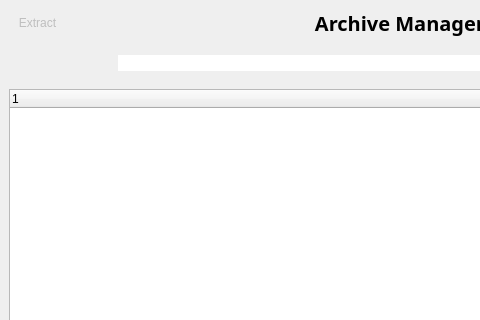
Above: ui_files/mainWindow.ui from ismaildrcn/archiveManager before the change; both pictures show x 0 to 480 and y 0 to 320 of the 800 by 600 pixel window. Below: the same form after it.
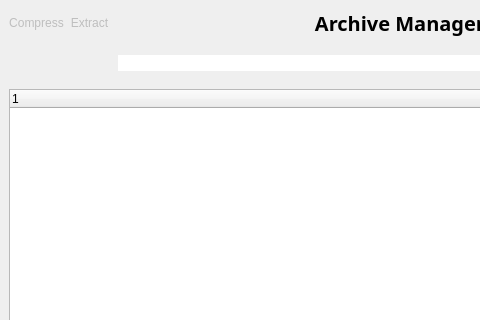
That is the form after the change. Icons and pictures are not drawn.

What changed in the file:
```diff
--- a/ui_files/mainWindow.ui
+++ b/ui_files/mainWindow.ui
@@ -109,7 +109,27 @@
             </property>
             <layout class="QHBoxLayout" name="horizontalLayout_3">
              <item>
-              <widget class="QPushButton" name="pushButton_compress_extract">
+              <widget class="QPushButton" name="pushButton_compress">
+               <property name="enabled">
+                <bool>false</bool>
+               </property>
+               <property name="text">
+                <string>Compress</string>
+               </property>
+               <property name="icon">
+                <iconset resource="icons.qrc">
+                 <normaloff>:/icons/icons/compress.svg</normaloff>:/icons/icons/compress.svg</iconset>
+               </property>
+               <property name="iconSize">
+                <size>
+                 <width>28</width>
+                 <height>28</height>
+                </size>
+               </property>
+              </widget>
+             </item>
+             <item>
+              <widget class="QPushButton" name="pushButton_extract">
                <property name="enabled">
                 <bool>false</bool>
                </property>
```
